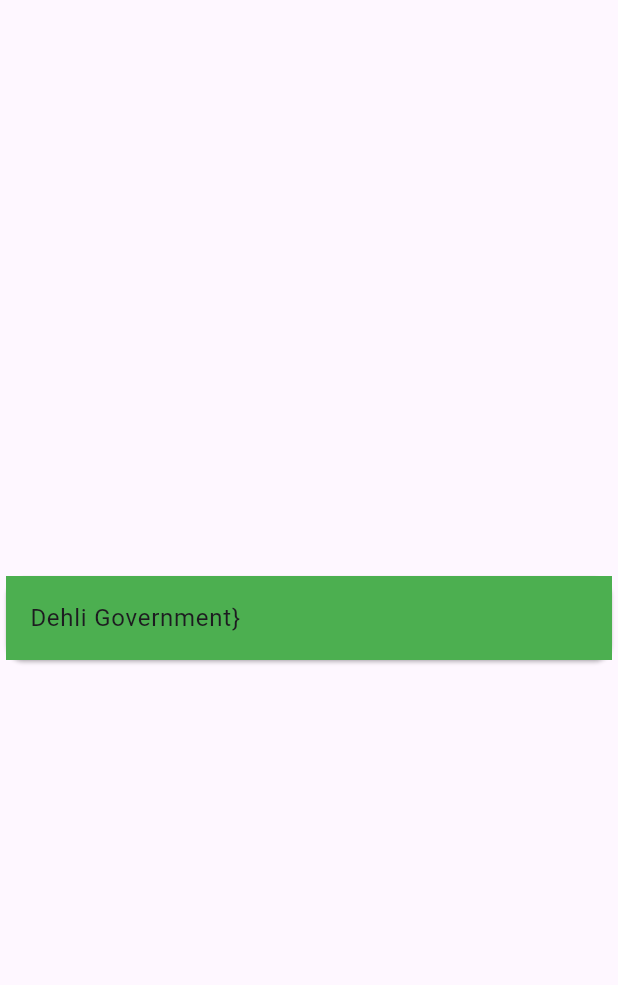
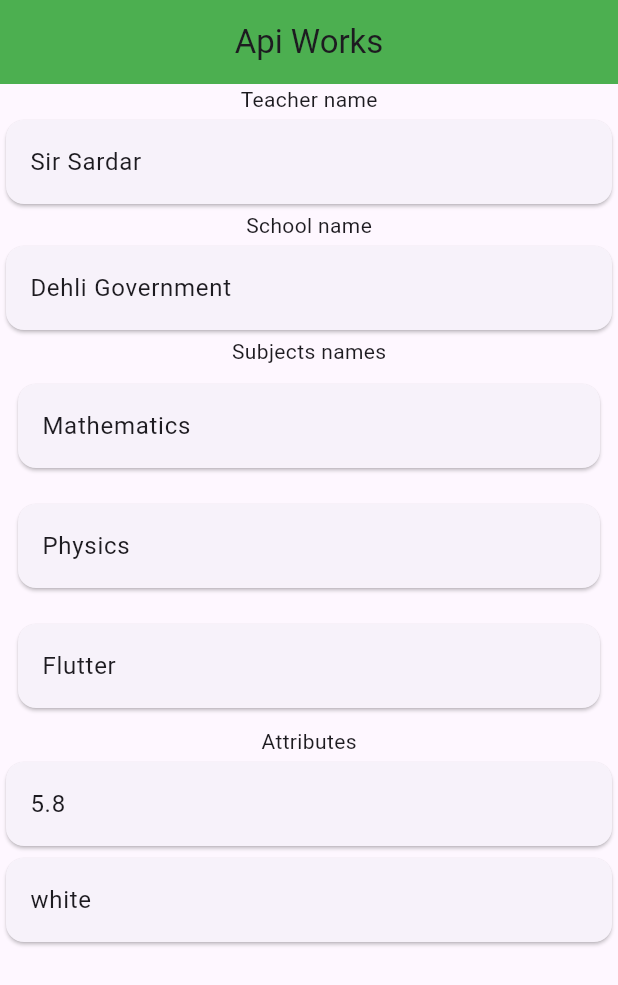
Before and after one commit to Muhammad-Mubeen7133/Api_Work, a Flutter app: the screen it shows after launch, on a phone screen of 412 x 824 dp. Shown: the top 985 px of the screen. Run offline on Flutter 3.47's test engine with Material 3 defaults, Android fonts, the light colour scheme and no system bars.

Commit message:
working with complex json

```diff
--- a/json_data/cricket.json
+++ b/json_data/cricket.json
@@ -1,6 +1,6 @@
 {
     "formate":"t20",
-    "playername":"ahad",
+    "playername":"Ahad",
     "age":26
 
 
--- /dev/null
+++ b/json_data/mubeen.json
@@ -0,0 +1,6 @@
+{
+    "name":"Muhammad Mubeen",
+    "age":21,
+    "education":"FSC",
+    "subjects":["Math","English","Urdu"]
+}
--- a/json_data/teacher.json
+++ b/json_data/teacher.json
@@ -1,7 +1,9 @@
 {
-    "TeacherName":"Sir Sardar",
-    "Subject":"Mathematics",
-    "SchoolName":"Dehli Government"
-
+    "teacherName":"Sir Sardar",
+    "subject":["Mathematics","Physics","Flutter"],
+    "schoolName":"Dehli Government",
+    "attributes":{
+        "height":5.8,"color":"white"
+    }
 
 }
--- a/lib/Api_Teacher/teacher_model.dart
+++ b/lib/Api_Teacher/teacher_model.dart
@@ -1,15 +1,34 @@
+class Attribute {
+  double? height;
+  String? color;
+  Attribute({required this.height, required this.color});
+  factory Attribute.fromJsonAttribute(Map<String, dynamic> fromAttribute) {
+    return Attribute(
+        height: fromAttribute['height'], color: fromAttribute['color']);
+  }
+}
+
 class Teacher {
   String? TeacherName;
-  String? Subject;
+  List<dynamic> Subject;
   String? SchoolNmae;
+  Attribute? attribute;
 
-  Teacher({this.TeacherName, this.Subject, this.SchoolNmae});
+  Teacher({
+    required this.TeacherName,
+    required this.Subject,
+    required this.SchoolNmae,
+    required this.attribute,
+  });
 
-  factory Teacher.teachermodelsay(Map<String,dynamic>teachmodel) {
+  factory Teacher.teachermodelsay(Map<String, dynamic> teachmodel) {
     return Teacher(
       TeacherName: teachmodel['TeacherName'],
       Subject: teachmodel['Subject'],
       SchoolNmae: teachmodel['SchoolName'],
+      attribute: Attribute.fromJsonAttribute(
+        teachmodel['Attributes'],
+      ),
     );
   }
 }
--- a/lib/Api_work/cricket_model.dart
+++ b/lib/Api_work/cricket_model.dart
@@ -10,4 +10,5 @@
         playername: cricketdata['playername'],
         age: cricketdata['age']);
   }
+
 }
--- /dev/null
+++ b/lib/Mubeen/mubeen_model.dart
@@ -0,0 +1,41 @@
+class Mubeen {
+
+  String? name;
+  int? age;
+  String? education;
+  List<String> subjects;
+
+  Mubeen(
+      {
+
+      required this.name,
+
+      required this.age,
+
+      required this.education,
+
+      required this.subjects
+
+      }
+      );
+
+  factory Mubeen.fromJsomApnaMub(Map<String, dynamic> cricketdata) {
+    // Cast each element of the list to String
+    List<dynamic> subjectsDynamic = cricketdata['subjects'];
+    List<String> subjectsString = subjectsDynamic.cast<String>();
+
+    return Mubeen(
+
+        name: cricketdata['name'],
+
+        age: cricketdata['age'],
+
+        education: cricketdata['education'],
+
+        // subjects: cricketdata['subjects'].cast<String>()
+        subjects: subjectsString
+
+        );
+
+  }
+}
--- /dev/null
+++ b/lib/Teacher_Api/teacher_main.dart
@@ -0,0 +1,74 @@
+import 'dart:convert';
+
+import 'package:flutter/material.dart';
+import 'package:flutter/services.dart';
+import 'package:well_app/Teacher_Api/teacher_model.dart';
+
+class TeacherMainsecond extends StatelessWidget {
+  const TeacherMainsecond({super.key});
+  Future<TeacherSecond?> fetchTeacherData() async {
+    var loadJson = await rootBundle.loadString('json_data/teacher.json');
+    Map<String, dynamic> JsonDecodeTeacher = await json.decode(loadJson);
+    TeacherSecond tt = TeacherSecond.fromJsonTeacher(JsonDecodeTeacher);
+    print(tt.teacherName);
+    print(tt.schoolName);
+    return tt;
+  }
+
+  @override
+  Widget build(BuildContext context) {
+    fetchTeacherData();
+
+    return Scaffold(
+        appBar: AppBar(
+          backgroundColor: Colors.green,
+          title: Center(child: Text('Api Works')),
+        ),
+        body: FutureBuilder(
+            future: fetchTeacherData(),
+            builder: (c, s) {
+              if (!s.hasData) {
+                return Center(child: CircularProgressIndicator());
+              }
+              return Column(
+                children: [
+                  Text('Teacher name'),
+                  Card(
+                    child: ListTile(
+                      title: Text("${s.data!.teacherName}"),
+                    ),
+                  ),
+                  Text('School name'),
+                  Card(
+                    child: ListTile(
+                      title: Text("${s.data!.schoolName}"),
+                    ),
+                  ),
+                  Text('Subjects names'),
+                  ...List.generate(
+                    s.data!.subject.length,
+                    (index) => Padding(
+                      padding: const EdgeInsets.all(8.0),
+                      child: Card(
+                        child: ListTile(
+                          title: Text("${s.data!.subject[index]}"),
+                        ),
+                      ),
+                    ),
+                  ),
+                  Text('Attributes'),
+                  Card(
+                    child: ListTile(
+                      title: Text("${s.data!.attribute!.height}"),
+                    ),
+                  ),
+                  Card(
+                    child: ListTile(
+                      title: Text("${s.data!.attribute!.color}"),
+                    ),
+                  ),
+                ],
+              );
+            }));
+  }
+}
--- /dev/null
+++ b/lib/Teacher_Api/teacher_model.dart
@@ -0,0 +1,33 @@
+
+class Attribute {
+  double? height;
+  String? color;
+
+  Attribute({required this.height, required this.color});
+  factory Attribute.fromJsonAttribute(Map<String, dynamic> fromAttribute) {
+    return Attribute(
+        height: fromAttribute['height'], color: fromAttribute['color']);
+  }
+}
+
+class TeacherSecond {
+  String? teacherName;
+  String? schoolName;
+  List<String> subject;
+  Attribute? attribute;
+  TeacherSecond(
+      {required this.attribute,
+        required this.subject,
+      required this.teacherName,
+      required this.schoolName});
+
+  factory TeacherSecond.fromJsonTeacher(Map<String, dynamic> datayahan) {
+    return TeacherSecond(
+        subject: datayahan['subject'].cast<String>(),
+        schoolName: datayahan['schoolName'],
+        teacherName: datayahan['teacherName'],
+        attribute: Attribute.fromJsonAttribute(datayahan['attributes']),
+
+        );
+  }
+}
--- a/lib/main.dart
+++ b/lib/main.dart
@@ -1,6 +1,6 @@
 import 'package:flutter/material.dart';
-import 'package:well_app/Api_Teacher/teacher_main.dart';
 
+import 'package:well_app/Teacher_Api/teacher_main.dart';
 
 void main() {
   runApp(const MyApp());
@@ -11,6 +11,6 @@
 
   @override
   Widget build(BuildContext context) {
-    return MaterialApp(home: TeacherMainPage   ());
+    return MaterialApp(home: TeacherMainsecond());
   }
 }
--- a/pubspec.yaml
+++ b/pubspec.yaml
@@ -35,6 +35,7 @@
   # The following adds the Cupertino Icons font to your application.
   # Use with the CupertinoIcons class for iOS style icons.
   cupertino_icons: ^1.0.6
+  http: ^1.2.1
 
 dev_dependencies:
   flutter_test:
@@ -60,9 +61,13 @@
 
   # To add assets to your application, add an assets section, like this:
   assets:
+
     - json_data/student_json.json
     - json_data/cricket.json
+    - json_data/mubeen.json
     - json_data/teacher.json
+
+
 
 
   #   - images/a_dot_ham.jpeg
```
Also changed, not shown: lib/Api_Teacher/teacher_main.dart (+34 -8 lines), lib/Api_work/cricket_page.dart (+21 -7 lines), lib/Api_work/teacher_main_page.dart (deleted, +0 -21 lines), lib/Mubeen/mub_main.dart (added, +125 -0 lines), lib/Api_teacher.dart (deleted), pubspec.lock.
